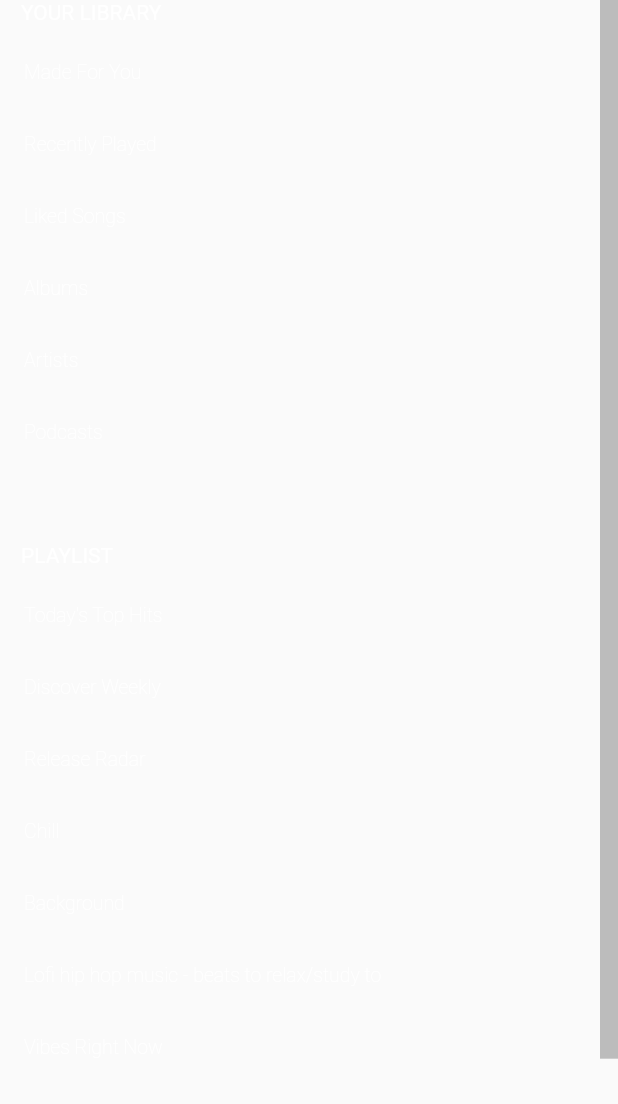
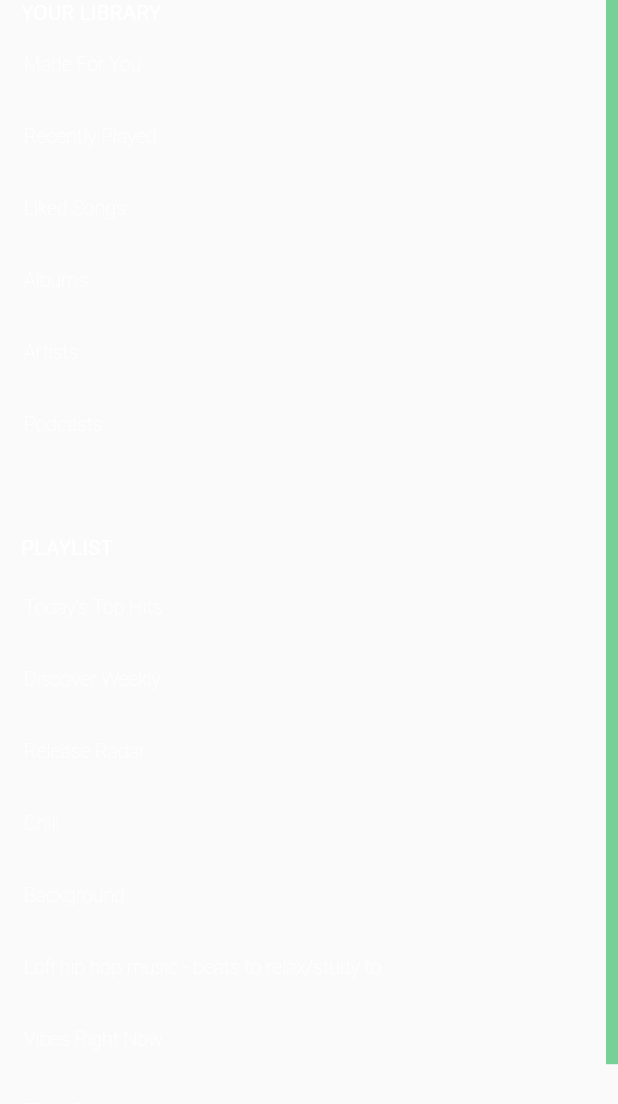
Before and after one commit to DineshKalo/SpotifyClone, a Flutter app: the Libraryplaylist widget shown alone on an empty page, opened directly, on a phone screen of 412 x 824 dp. Shown: the top 1104 px of the screen. Run offline on Flutter 3.47's test engine with Material 2 defaults, Android fonts, the phone set to English and light mode, and no system bars; missing offline and left inert: window_manager; Roboto replaces fonts that are missing (Monterrat).

Commit message:
Second Commit

```diff
--- a/lib/asset.dart
+++ b/lib/asset.dart
@@ -111,7 +111,7 @@ const lofiHipHopPlaylist = Playlist(
     name: 'Lofi hip hop music - beats to relax/study to',
     imageURL: 'lib/Pictures/lofi_boy.jpeg',
     creator: 'Lofi Boy',
-    description: 'Long Text',
+    description: 'Sleep -> Study -> Eat -> Repeat',
     duration: '28 min',
     followers: '2,654',
     songs: lofiHipHopMusic);
--- a/lib/screen1.dart
+++ b/lib/screen1.dart
@@ -13,7 +13,7 @@ class _Screen1State extends State<Screen1> {
   Widget build(BuildContext context) {
     return Container(
       alignment: Alignment.topLeft,
-      padding: const EdgeInsets.symmetric(horizontal: 20, vertical: 30),
+      padding: const EdgeInsets.only(left: 10, top: 30, bottom: 10),
       width: MediaQuery.of(context).size.width * 0.20,
       decoration: const BoxDecoration(color: Colors.black),
       child: Column(
@@ -88,24 +88,37 @@ class Libraryplaylist extends StatefulWidget {
 }
 
 class _LibraryplaylistState extends State<Libraryplaylist> {
-  final ScrollController scrollController = ScrollController();
+  ScrollController? _scrollController;
+
+  @override
+  void initState() {
+    super.initState();
+    _scrollController = ScrollController();
+  }
+
+  @override
+  void dispose() {
+    _scrollController?.dispose();
+    super.dispose();
+  }
 
   @override
   Widget build(BuildContext context) {
     return Expanded(
       child: Scrollbar(
+        // ignore: deprecated_member_use
         isAlwaysShown: true,
-        thickness: 12,
-        controller: scrollController,
+        thickness: 8,
+        controller: _scrollController,
         child: ListView(
-          controller: scrollController,
+          controller: _scrollController,
           physics: const ClampingScrollPhysics(),
           children: [
             Column(
               crossAxisAlignment: CrossAxisAlignment.start,
               children: [
                 const Padding(
-                  padding: EdgeInsets.only(left: 14, bottom: 8),
+                  padding: EdgeInsets.only(left: 14, bottom: 3),
                   child: Text(
                     'YOUR LIBRARY',
                     style: f4,
@@ -124,7 +137,7 @@ class _LibraryplaylistState extends State<Libraryplaylist> {
                     .toList(),
               ],
             ),
-            SizedBox(
+            const SizedBox(
               height: 50,
             ),
             Column(
--- a/pubspec.yaml
+++ b/pubspec.yaml
@@ -31,6 +31,8 @@ dependencies:
   flutter:
     sdk: flutter
 
+  window_manager: ^0.3.5
+
 
   # The following adds the Cupertino Icons font to your application.
   # Use with the CupertinoIcons class for iOS style icons.
@@ -48,6 +50,7 @@ dev_dependencies:
   # package. See that file for information about deactivating specific lint
   # rules and activating additional ones.
   flutter_lints: ^2.0.0
+
 
 # For information on the generic Dart part of this file, see the
 # following page: https://dart.dev/tools/pub/pubspec
```
Also changed, not shown: lib/main.dart (+13 -4 lines), lib/screen2.dart (+20 -18 lines), lib/screen3.dart (+14 -10 lines), lib/wid.dart (+4 -4 lines), pubspec.lock, 6 other files.
